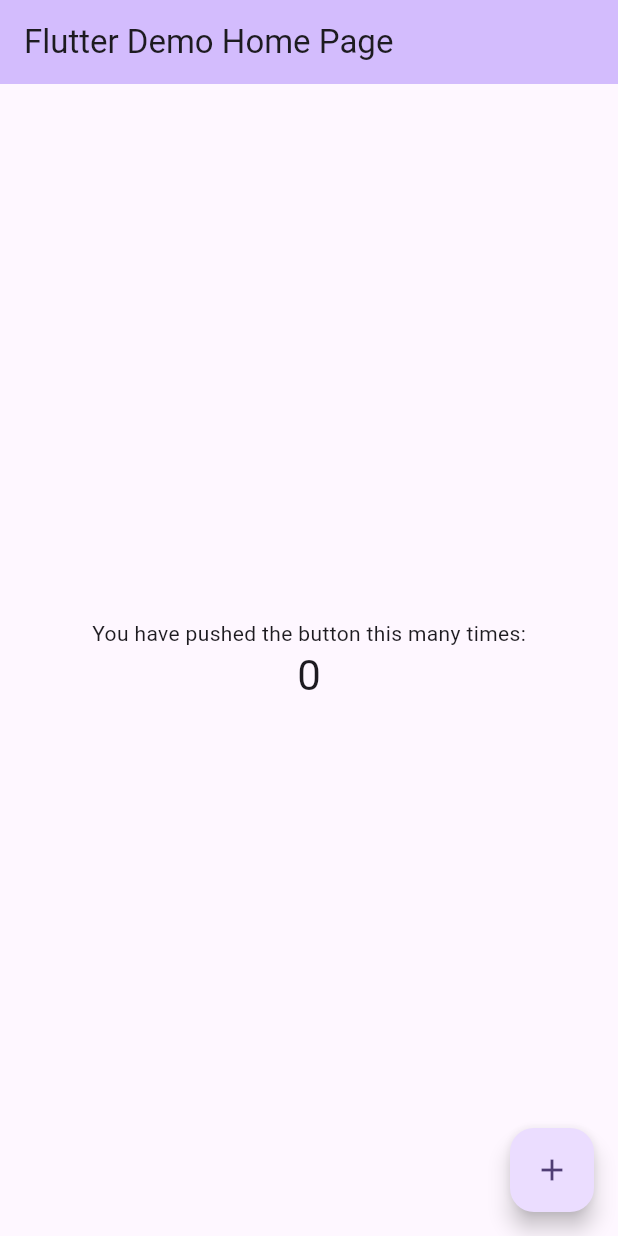
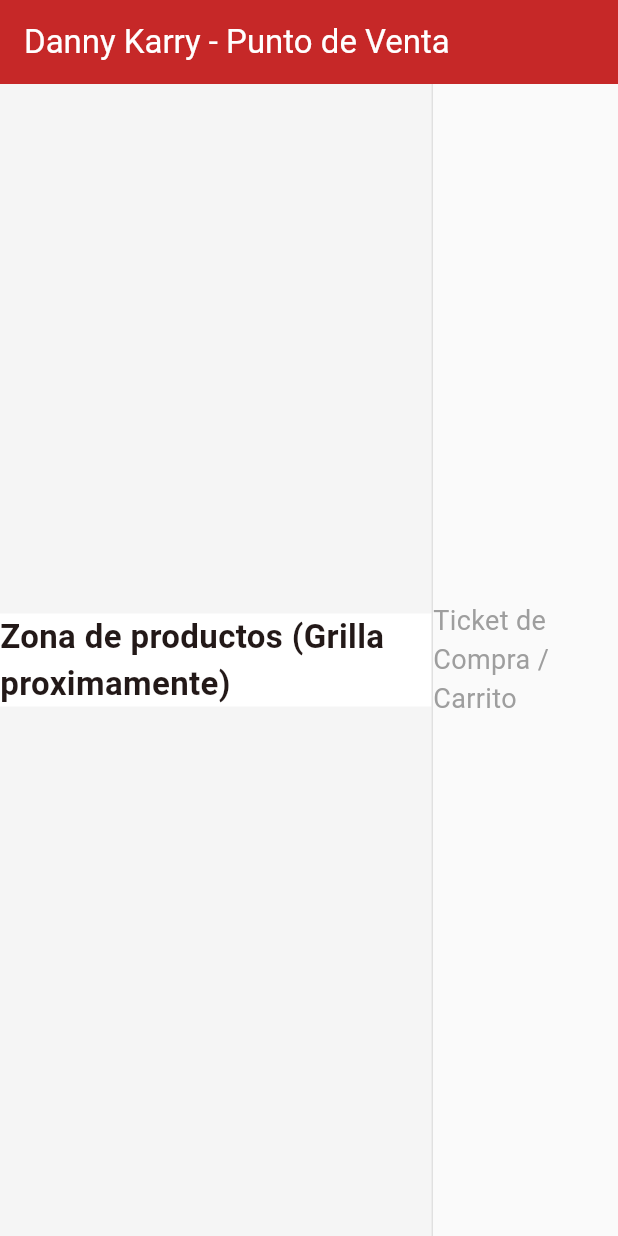
Before and after one commit to ogaip/DanyKarry, a Flutter app: the screen it shows after launch, on a phone screen of 412 x 824 dp. Run offline on Flutter 3.47's test engine with Material 3 defaults, Android fonts, the phone set to English and light mode, and no system bars.

Commit message:
Refactor: Encapsular proyecto en carpetas BackEnd y FrontEnd e inicializar la base del POS en Flutter con Provider

```diff
--- a/FrontEnd/dany_karry_pos/lib/main.dart
+++ b/FrontEnd/dany_karry_pos/lib/main.dart
@@ -1,121 +1,29 @@
 import 'package:flutter/material.dart';
+import 'package:provider/provider.dart';
+import 'providers/pos_provider.dart';
+import 'screens/pos_screen.dart';
 
-void main() {
+void main(){
   runApp(const MyApp());
 }
 
 class MyApp extends StatelessWidget {
   const MyApp({super.key});
 
-  // This widget is the root of your application.
   @override
   Widget build(BuildContext context) {
-    return MaterialApp(
-      title: 'Flutter Demo',
-      theme: ThemeData(
-        // This is the theme of your application.
-        //
-        // TRY THIS: Try running your application with "flutter run". You'll see
-        // the application has a purple toolbar. Then, without quitting the app,
-        // try changing the seedColor in the colorScheme below to Colors.green
-        // and then invoke "hot reload" (save your changes or press the "hot
-        // reload" button in a Flutter-supported IDE, or press "r" if you used
-        // the command line to start the app).
-        //
-        // Notice that the counter didn't reset back to zero; the application
-        // state is not lost during the reload. To reset the state, use hot
-        // restart instead.
-        //
-        // This works for code too, not just values: Most code changes can be
-        // tested with just a hot reload.
-        colorScheme: .fromSeed(seedColor: Colors.deepPurple),
-      ),
-      home: const MyHomePage(title: 'Flutter Demo Home Page'),
-    );
-  }
-}
-
-class MyHomePage extends StatefulWidget {
-  const MyHomePage({super.key, required this.title});
-
-  // This widget is the home page of your application. It is stateful, meaning
-  // that it has a State object (defined below) that contains fields that affect
-  // how it looks.
-
-  // This class is the configuration for the state. It holds the values (in this
-  // case the title) provided by the parent (in this case the App widget) and
-  // used by the build method of the State. Fields in a Widget subclass are
-  // always marked "final".
-
-  final String title;
-
-  @override
-  State<MyHomePage> createState() => _MyHomePageState();
-}
-
-class _MyHomePageState extends State<MyHomePage> {
-  int _counter = 0;
-
-  void _incrementCounter() {
-    setState(() {
-      // This call to setState tells the Flutter framework that something has
-      // changed in this State, which causes it to rerun the build method below
-      // so that the display can reflect the updated values. If we changed
-      // _counter without calling setState(), then the build method would not be
-      // called again, and so nothing would appear to happen.
-      _counter++;
-    });
-  }
-
-  @override
-  Widget build(BuildContext context) {
-    // This method is rerun every time setState is called, for instance as done
-    // by the _incrementCounter method above.
-    //
-    // The Flutter framework has been optimized to make rerunning build methods
-    // fast, so that you can just rebuild anything that needs updating rather
-    // than having to individually change instances of widgets.
-    return Scaffold(
-      appBar: AppBar(
-        // TRY THIS: Try changing the color here to a specific color (to
-        // Colors.amber, perhaps?) and trigger a hot reload to see the AppBar
-        // change color while the other colors stay the same.
-        backgroundColor: Theme.of(context).colorScheme.inversePrimary,
-        // Here we take the value from the MyHomePage object that was created by
-        // the App.build method, and use it to set our appbar title.
-        title: Text(widget.title),
-      ),
-      body: Center(
-        // Center is a layout widget. It takes a single child and positions it
-        // in the middle of the parent.
-        child: Column(
-          // Column is also a layout widget. It takes a list of children and
-          // arranges them vertically. By default, it sizes itself to fit its
-          // children horizontally, and tries to be as tall as its parent.
-          //
-          // Column has various properties to control how it sizes itself and
-          // how it positions its children. Here we use mainAxisAlignment to
-          // center the children vertically; the main axis here is the vertical
-          // axis because Columns are vertical (the cross axis would be
-          // horizontal).
-          //
-          // TRY THIS: Invoke "debug painting" (choose the "Toggle Debug Paint"
-          // action in the IDE, or press "p" in the console), to see the
-          // wireframe for each widget.
-          mainAxisAlignment: .center,
-          children: [
-            const Text('You have pushed the button this many times:'),
-            Text(
-              '$_counter',
-              style: Theme.of(context).textTheme.headlineMedium,
-            ),
-          ],
+    return MultiProvider(
+      providers: [
+        ChangeNotifierProvider(create: (context) => PosProvider(),)
+      ],
+      child: MaterialApp(
+        title: 'Dany Karry POS',
+        debugShowCheckedModeBanner: false,
+        theme: ThemeData(
+          colorScheme: ColorScheme.fromSeed(seedColor: Colors.red),
+          useMaterial3: true
         ),
-      ),
-      floatingActionButton: FloatingActionButton(
-        onPressed: _incrementCounter,
-        tooltip: 'Increment',
-        child: const Icon(Icons.add),
+        home: const PosScreen(),
       ),
     );
   }
--- /dev/null
+++ b/FrontEnd/dany_karry_pos/lib/models/item_carrito.dart
@@ -0,0 +1,19 @@
+// lib/models/item_carrito.dart
+
+// Importamos el molde de producto porque lo vamos a usar acá adentro
+import 'producto.dart';
+
+class ItemCarrito {
+  final Producto producto; // El objeto producto completo (con su id, nombre, precio)
+  int cantidad;            // Una variable que sí puede cambiar (sumar o restar cantidad)
+
+  // Constructor: Al crear un ítem en el carrito, por defecto la cantidad es 1
+  ItemCarrito({
+    required this.producto,
+    this.cantidad = 1,
+  });
+
+  // Una propiedad calculada (Getter): Calcula el subtotal de esta línea al vuelo
+  // Multiplica el precio de ese producto por la cantidad seleccionada
+  int get subtotal => producto.precio * cantidad;
+}
--- a/FrontEnd/dany_karry_pos/lib/models/producto.dart
+++ b/FrontEnd/dany_karry_pos/lib/models/producto.dart
@@ -1,15 +1,36 @@
-class Lomito{
-  String tipo;
-  int precio;
+// lib/models/producto.dart
 
-  Lomito({
-    required this.tipo,
-    required this.precio
+class Producto {
+  // 1. Atributos: Definimos las propiedades con sus tipos estrictos
+  final int id;
+  final String nombre;
+  final String categoria;
+  final int precio; // Usamos int porque en Paraguay no usamos decimales para el Guaraní
+  final bool activo;
+  final String? imagen; // El signo '?' significa que puede ser Null (por si no tiene foto)
+
+  // 2. Constructor: El molde básico para crear un producto en Dart
+  Producto({
+    required this.id,
+    required this.nombre,
+    required this.categoria,
+    required this.precio,
+    required this.activo,
+    this.imagen, // No lleva 'required' porque es opcional (puede ser null)
   });
+
+  // 3. Constructor Especial (Factory): Traduce el JSON de Django a un objeto Dart
+  // Recibe un Map (Clave: String, Valor: Dinámico) que es exactamente como luce un JSON
+  factory Producto.fromJson(Map<String, dynamic> json) {
+    return Producto(
+      id: json['id'],
+      nombre: json['nombre'],
+      categoria: json['categoria'],
+      // Django envía el precio como un String con decimales (ej: "28000.00").
+      // Lo convertimos a String, lo cortamos en el punto, y lo pasamos a un entero limpio.
+      precio: int.parse(json['precio'].toString().split('.')[0]),
+      activo: json['activo'] ?? true, // Si no viene el campo, por defecto es true
+      imagen: json['imagen'],
+    );
+  }
 }
-
-void main(){
-  Lomito cenaDeHoy = Lomito(tipo: 'Arabe', precio: 28000);
-  print(cenaDeHoy.tipo);
-  print(cenaDeHoy.precio);
-}
--- /dev/null
+++ b/FrontEnd/dany_karry_pos/lib/providers/pos_provider.dart
@@ -0,0 +1,107 @@
+// lib/providers/pos_provider.dart
+
+import 'package:flutter/material.dart';
+import 'dart:convert'; // Nos permite usar json.decode() para parsear lo que envíe Django
+import 'package:http/http.dart'
+    as http; // Para hacer peticiones GET y POST a la API
+import '../models/producto.dart';
+import '../models/item_carrito.dart';
+
+class PosProvider extends ChangeNotifier {
+  // 1. ESTADO (Las variables globales de nuestra app en memoria)
+  List<Producto> _productos =
+      []; // Lista privada con los 28 productos del backend
+  List<Producto> get productos =>
+      _productos; // Getter público para leer la lista
+
+  final List<ItemCarrito> _carrito =
+      []; // Lista privada de los ítems en el ticket
+  List<ItemCarrito> get carrito => _carrito;
+
+  String _categoriaSeleccionada = 'COMIDA'; // Filtro por defecto (.active)
+  String get categoriaSeleccionada => _categoriaSeleccionada;
+
+  bool _cargando =
+      false; // Para mostrar un spinner de carga mientras descarga de Django
+  bool get cargando => _cargando;
+
+  // 2. FILTRADO (Como un filtro dinámico de JS)
+  // Devuelve solo los productos que coinciden con la categoría activa de la botonera
+  List<Producto> get productosFiltrados {
+    return _productos
+        .where((p) => p.categoria == _categoriaSeleccionada)
+        .toList();
+  }
+
+  // 3. LOGICA DE NEGOCIO (Las funciones que alteran los datos)
+
+  // Cambia la categoría activa (Comida, Bebidas, Combos)
+  void cambiarCategoria(String nuevaCategoria) {
+    _categoriaSeleccionada = nuevaCategoria;
+    notifyListeners(); // 📢 ¡Silbato! Redibuja los productos en pantalla
+  }
+
+  // Agrega un producto al ticket de la caja
+  void agregarProducto(Producto producto) {
+    // Buscamos si el producto ya existe en el carrito
+    final index = _carrito.indexWhere(
+      (item) => item.producto.id == producto.id,
+    );
+
+    if (index >= 0) {
+      // Si ya está, sumamos 1 a la cantidad de esa línea
+      _carrito[index].cantidad++;
+    } else {
+      // Si no está, creamos un ítem nuevo (que por defecto inicia en cantidad = 1)
+      _carrito.add(ItemCarrito(producto: producto));
+    }
+    notifyListeners(); // 📢 ¡Silbato! Actualiza el ticket visualmente y recalcula el total
+  }
+
+  // Resta cantidades o elimina del ticket si llega a cero
+  void restarProducto(Producto producto) {
+    final index = _carrito.indexWhere(
+      (item) => item.producto.id == producto.id,
+    );
+
+    if (index >= 0) {
+      if (_carrito[index].cantidad > 1) {
+        _carrito[index].cantidad--;
+      } else {
+        _carrito.removeAt(index); // Si tiene 1 y le resta, se saca del ticket
+      }
+      notifyListeners(); // 📢 ¡Silbato!
+    }
+  }
+
+  // Propiedad calculada (Getter): Suma todos los subtotales del carrito
+  int get totalGeneral {
+    return _carrito.fold(0, (suma, item) => suma + item.subtotal);
+  }
+
+  // 4. CONEXIÓN CON EL BACKEND (HTTP GET)
+  Future<void> cargarProductos() async {
+    _cargando = true;
+    notifyListeners(); // Muestra el spinner de carga en la pantalla
+
+    // URL de tu endpoint local en Django
+    final url = Uri.parse('http://127.0.0.1:8000/api/ventas/productos/');
+
+    try {
+      final response = await http.get(url);
+
+      if (response.statusCode == 200) {
+        // json.decode transforma el String puro de la respuesta en una Lista dinámica
+        final List<dynamic> data = json.decode(response.body);
+
+        // Mapeamos cada JSON de la lista usando nuestro molde "factory" de Producto
+        _productos = data.map((json) => Producto.fromJson(json)).toList();
+      }
+    } catch (e) {
+      print("Error de conexión con Django: $e");
+    } finally {
+      _cargando = false;
+      notifyListeners(); // Saca el spinner y dibuja los productos reales descárgados
+    }
+  }
+}
--- /dev/null
+++ b/FrontEnd/dany_karry_pos/lib/screens/pos_screen.dart
@@ -0,0 +1,49 @@
+import 'package:flutter/material.dart';
+
+class PosScreen extends StatelessWidget {
+  const PosScreen({super.key});
+
+  @override
+  Widget build(BuildContext context) {
+    return Scaffold(
+      backgroundColor: Colors.grey[100], // Fondo gris claro (.bg-light de Bootstrap)
+      appBar: AppBar(
+        title: const Text('Danny Karry - Punto de Venta', style: TextStyle(color: Colors.white)),
+        backgroundColor: Colors.red[800],
+      ),
+      body: Row(
+        children: [
+          // seccion 1 ( Izquierda): catalogo de productos. ocupa el 70% del ancho (flex: 7)
+          Expanded(
+            flex: 7,
+            child: Container(
+              color: Colors.white,
+              child: Text(
+                'Zona de productos (Grilla proximamente)', style: TextStyle(fontSize: 22, fontWeight: FontWeight.bold)
+                ),
+              ),
+            ),
+            Container(width: 1, color: Colors.grey[300]),
+
+          // SECCIÓN 2 (Derecha): El Ticket de la Caja. Ocupa el 30% del ancho (flex: 3)
+
+          Expanded(
+            flex: 3,
+            child: Container(
+              color: Colors.grey[50],
+              child: const Center(
+                child: Text(
+                  'Ticket de Compra / Carrito',
+                  style: TextStyle(fontSize: 18, color: Colors.grey),
+                ),
+              ),
+            ),
+          ),
+
+        ],
+      ),
+
+
+    );
+  }
+}
--- a/FrontEnd/dany_karry_pos/pubspec.yaml
+++ b/FrontEnd/dany_karry_pos/pubspec.yaml
@@ -35,6 +35,7 @@ dependencies:
   # Use with the CupertinoIcons class for iOS style icons.
   cupertino_icons: ^1.0.8
   provider: ^6.1.5+1
+  http: ^1.6.0
 
 dev_dependencies:
   flutter_test:
```
Also changed, not shown: FrontEnd/dany_karry_pos/pubspec.lock.
